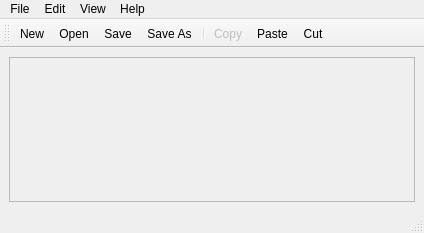
Above: mainwindow.ui from lukmi15/M3ImageManipulator before the change. Below: the same form after it.
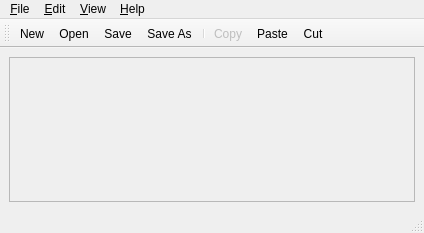
That is the form after the change. Icons and pictures are not drawn.

Commit message: Added "About Qt" and fixed underlined menu items

```diff
--- a/mainwindow.ui
+++ b/mainwindow.ui
@@ -57,7 +57,7 @@
 			</property>
 			<widget class="QMenu" name="menuFile">
 				<property name="title">
-					<string>File</string>
+					<string>&amp;File</string>
 				</property>
 				<addaction name="actionNew"/>
 				<addaction name="actionOpen"/>
@@ -70,7 +70,7 @@
 			</widget>
 			<widget class="QMenu" name="menuEdit">
 				<property name="title">
-					<string>Edit</string>
+					<string>&amp;Edit</string>
 				</property>
 				<addaction name="actionCopy"/>
 				<addaction name="actionPaste"/>
@@ -79,7 +79,7 @@
 			</widget>
 			<widget class="QMenu" name="menuView">
 				<property name="title">
-					<string>View</string>
+					<string>&amp;View</string>
 				</property>
 				<addaction name="actionZoomIn"/>
 				<addaction name="actionZoomOut"/>
@@ -88,7 +88,7 @@
 			</widget>
 			<widget class="QMenu" name="menuHelp">
 				<property name="title">
-					<string>Help</string>
+					<string>&amp;Help</string>
 				</property>
 				<addaction name="actionAbout"/>
 			</widget>
```
Left out of the diff: 34 changed lines with no effect on the pictures. The commit also changes 2 other files.
